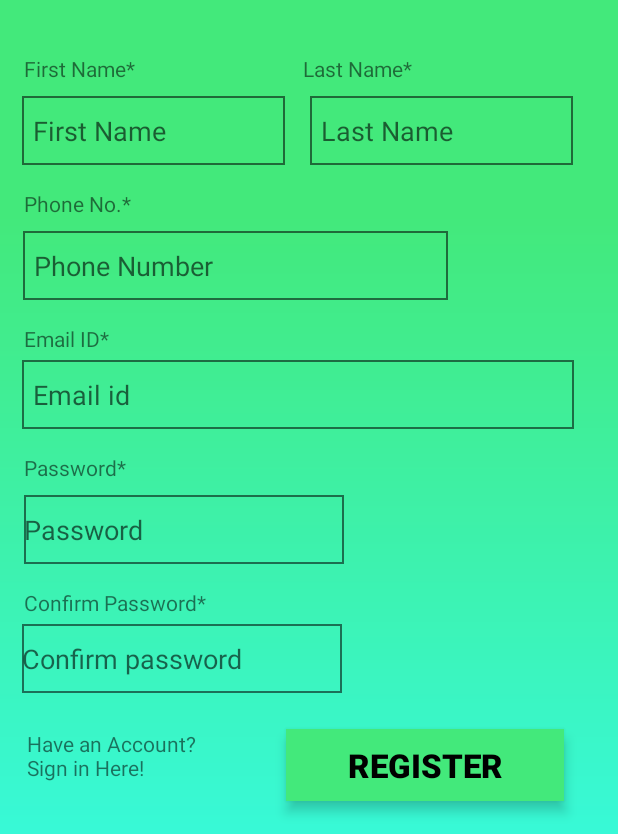
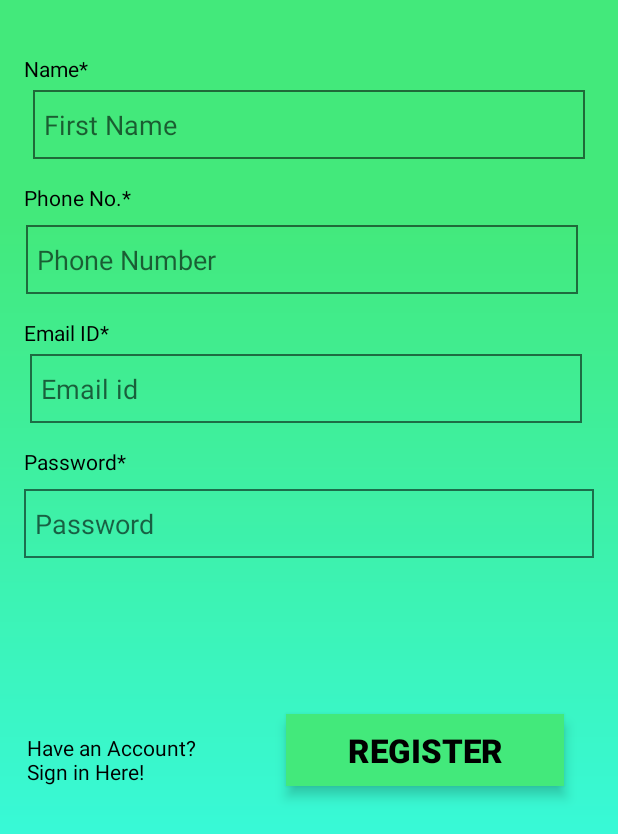
Before and after one commit to 2001adarsh/Farmket, an Android app: the register screen opened directly, with no data from a screen before it, on a phone screen of 412 x 824 dp, the part 402-1236 px from its top. Run offline under Robolectric (Android 15) with nearby library versions, the phone set to English and light mode, and no system bars.

Commit message:
Register updated

```diff
--- a/app/src/main/res/layout/activity_login.xml
+++ b/app/src/main/res/layout/activity_login.xml
@@ -31,9 +31,11 @@
 
     <EditText
         android:id="@+id/emailLogin"
-        android:layout_width="wrap_content"
+        android:layout_width="0dp"
         android:layout_height="wrap_content"
+        android:layout_marginStart="64dp"
         android:layout_marginTop="76dp"
+        android:layout_marginEnd="64dp"
         android:drawableLeft="@drawable/ic_account_box_black_24dp"
         android:ems="10"
         android:hint="Email Id"
@@ -45,9 +47,11 @@
 
     <EditText
         android:id="@+id/passwordLogin"
-        android:layout_width="wrap_content"
+        android:layout_width="0dp"
         android:layout_height="wrap_content"
+        android:layout_marginStart="64dp"
         android:layout_marginTop="20dp"
+        android:layout_marginEnd="64dp"
         android:drawableLeft="@drawable/ic_lock_black_24dp"
         android:ems="10"
         android:hint="PASSWORD"
@@ -101,6 +105,7 @@
         android:layout_marginTop="20dp"
         android:text="Dont have account? \nLogin Here"
         android:textSize="15sp"
+        android:textColor="#000"
         android:textStyle="italic"
         app:layout_constraintBottom_toBottomOf="parent"
         app:layout_constraintEnd_toEndOf="parent"
@@ -119,6 +124,7 @@
         android:textStyle="italic"
         app:layout_constraintEnd_toEndOf="@+id/login"
         app:layout_constraintHorizontal_bias="1.0"
+        android:textColor="#000"
         app:layout_constraintStart_toStartOf="parent"
         app:layout_constraintTop_toBottomOf="@+id/login" />
 
--- a/app/src/main/res/layout/activity_register.xml
+++ b/app/src/main/res/layout/activity_register.xml
@@ -35,52 +35,28 @@
         android:layout_height="wrap_content"
         android:layout_marginStart="16dp"
         android:layout_marginTop="36dp"
-        android:text="First Name*"
+        android:text="Name*"
+        android:textColor="#000"
         app:layout_constraintStart_toStartOf="parent"
         app:layout_constraintTop_toBottomOf="@+id/imageView" />
 
     <EditText
         android:id="@+id/firstName"
-        android:layout_width="175dp"
+        android:layout_width="368dp"
         android:layout_height="46dp"
-        android:layout_marginTop="28dp"
+        android:layout_marginStart="16dp"
+        android:layout_marginTop="24dp"
+        android:layout_marginEnd="16dp"
         android:background="@drawable/input_box"
         android:ems="10"
         android:hint="First Name"
-        android:textColor="#000"
         android:inputType="textPersonName"
         android:paddingLeft="7dp"
+        android:textColor="#000"
         app:layout_constraintEnd_toEndOf="parent"
-        app:layout_constraintHorizontal_bias="0.062"
+        app:layout_constraintHorizontal_bias="0.48"
         app:layout_constraintStart_toStartOf="parent"
         app:layout_constraintTop_toTopOf="@+id/textView2" />
-
-    <TextView
-        android:id="@+id/textView3"
-        android:layout_width="wrap_content"
-        android:layout_height="wrap_content"
-        android:layout_marginTop="36dp"
-        android:text="Last Name*"
-        app:layout_constraintEnd_toEndOf="parent"
-        app:layout_constraintHorizontal_bias="0.45"
-        app:layout_constraintStart_toEndOf="@+id/textView2"
-        app:layout_constraintTop_toBottomOf="@+id/imageView" />
-
-    <EditText
-        android:id="@+id/editText2"
-        android:layout_width="175dp"
-        android:layout_height="46dp"
-        android:layout_marginTop="28dp"
-        android:background="@drawable/input_box"
-        android:ems="10"
-        android:hint="Last Name"
-        android:inputType="textPersonName"
-        android:textColor="#000"
-        android:paddingLeft="7dp"
-        app:layout_constraintEnd_toEndOf="parent"
-        app:layout_constraintHorizontal_bias="0.36"
-        app:layout_constraintStart_toEndOf="@+id/firstName"
-        app:layout_constraintTop_toTopOf="@+id/textView3" />
 
     <TextView
         android:id="@+id/textView4"
@@ -89,20 +65,22 @@
         android:layout_marginStart="16dp"
         android:layout_marginTop="16dp"
         android:text="Phone No.*"
+        android:textColor="#000"
         app:layout_constraintStart_toStartOf="parent"
         app:layout_constraintTop_toBottomOf="@+id/firstName" />
 
     <EditText
         android:id="@+id/editText3"
-        android:layout_width="283dp"
+        android:layout_width="368dp"
         android:layout_height="46dp"
+        android:layout_marginStart="16dp"
         android:layout_marginTop="28dp"
+        android:layout_marginEnd="16dp"
         android:background="@drawable/input_box"
         android:ems="10"
         android:hint="Phone Number"
         android:inputType="phone"
         android:paddingLeft="7dp"
-        android:textColor="#000"
         app:layout_constraintEnd_toEndOf="parent"
         app:layout_constraintHorizontal_bias="0.12"
         app:layout_constraintStart_toStartOf="parent"
@@ -115,6 +93,7 @@
         android:layout_marginStart="16dp"
         android:layout_marginTop="16dp"
         android:text="Email ID*"
+        android:textColor="#000"
         app:layout_constraintStart_toStartOf="parent"
         app:layout_constraintTop_toBottomOf="@+id/editText3" />
 
@@ -122,7 +101,9 @@
         android:id="@+id/editText4"
         android:layout_width="368dp"
         android:layout_height="46dp"
+        android:layout_marginStart="16dp"
         android:layout_marginTop="24dp"
+        android:layout_marginEnd="16dp"
         android:background="@drawable/input_box"
         android:ems="10"
         android:hint="Email id"
@@ -140,65 +121,46 @@
         android:layout_height="wrap_content"
         android:layout_marginStart="16dp"
         android:layout_marginTop="16dp"
+        android:textColor="#000"
         android:text="Password*"
         app:layout_constraintStart_toStartOf="parent"
         app:layout_constraintTop_toBottomOf="@+id/editText4" />
 
     <EditText
         android:id="@+id/editText5"
-        android:layout_width="wrap_content"
+        android:layout_width="0dp"
         android:layout_height="46dp"
+        android:layout_marginStart="16dp"
         android:layout_marginTop="28dp"
+        android:layout_marginEnd="16dp"
         android:background="@drawable/input_box"
         android:ems="10"
+        android:paddingLeft="7dp"
         android:hint="Password"
         android:inputType="textPersonName"
         app:layout_constraintEnd_toEndOf="parent"
-        app:layout_constraintHorizontal_bias="0.08"
+        app:layout_constraintHorizontal_bias="0.09"
         app:layout_constraintStart_toStartOf="parent"
         app:layout_constraintTop_toTopOf="@+id/textView6" />
-
-    <TextView
-        android:id="@+id/textView7"
-        android:layout_width="wrap_content"
-        android:layout_height="wrap_content"
-        android:layout_marginStart="16dp"
-        android:layout_marginTop="16dp"
-        android:text="Confirm Password*"
-        app:layout_constraintStart_toStartOf="parent"
-        app:layout_constraintTop_toBottomOf="@+id/editText5" />
-
-    <EditText
-        android:id="@+id/editText6"
-        android:layout_width="wrap_content"
-        android:layout_height="46dp"
-        android:layout_marginTop="24dp"
-        android:background="@drawable/input_box"
-        android:ems="10"
-        android:hint="Confirm password"
-        android:inputType="textPersonName"
-        app:layout_constraintEnd_toEndOf="parent"
-        app:layout_constraintHorizontal_bias="0.075"
-        app:layout_constraintStart_toStartOf="parent"
-        app:layout_constraintTop_toTopOf="@+id/textView7" />
 
     <TextView
         android:id="@+id/goLogin"
         android:layout_width="wrap_content"
         android:layout_height="wrap_content"
-        android:layout_marginTop="24dp"
+        android:layout_marginBottom="32dp"
         android:text="Have an Account? \nSign in Here!"
+        android:textColor="#000"
+        app:layout_constraintBottom_toBottomOf="parent"
         app:layout_constraintEnd_toEndOf="parent"
         app:layout_constraintHorizontal_bias="0.06"
-        app:layout_constraintStart_toStartOf="parent"
-        app:layout_constraintTop_toBottomOf="@+id/editText6" />
+        app:layout_constraintStart_toStartOf="parent" />
 
     <Button
         android:id="@+id/register"
         style="@style/Widget.AppCompat.Button.Borderless"
         android:layout_width="185dp"
         android:layout_height="wrap_content"
-        android:layout_marginTop="24dp"
+        android:layout_marginBottom="32dp"
         android:background="#43e97b"
         android:elevation="5dp"
         android:fontFamily="sans-serif-black"
@@ -206,10 +168,10 @@
         android:text="REGISTER"
         android:textColor="#000"
         android:textSize="22sp"
+        app:layout_constraintBottom_toBottomOf="parent"
         app:layout_constraintEnd_toEndOf="parent"
         app:layout_constraintHorizontal_bias="0.84"
-        app:layout_constraintStart_toStartOf="parent"
-        app:layout_constraintTop_toBottomOf="@+id/editText6" />
+        app:layout_constraintStart_toStartOf="parent" />
 
 
 </androidx.constraintlayout.widget.ConstraintLayout>
```
